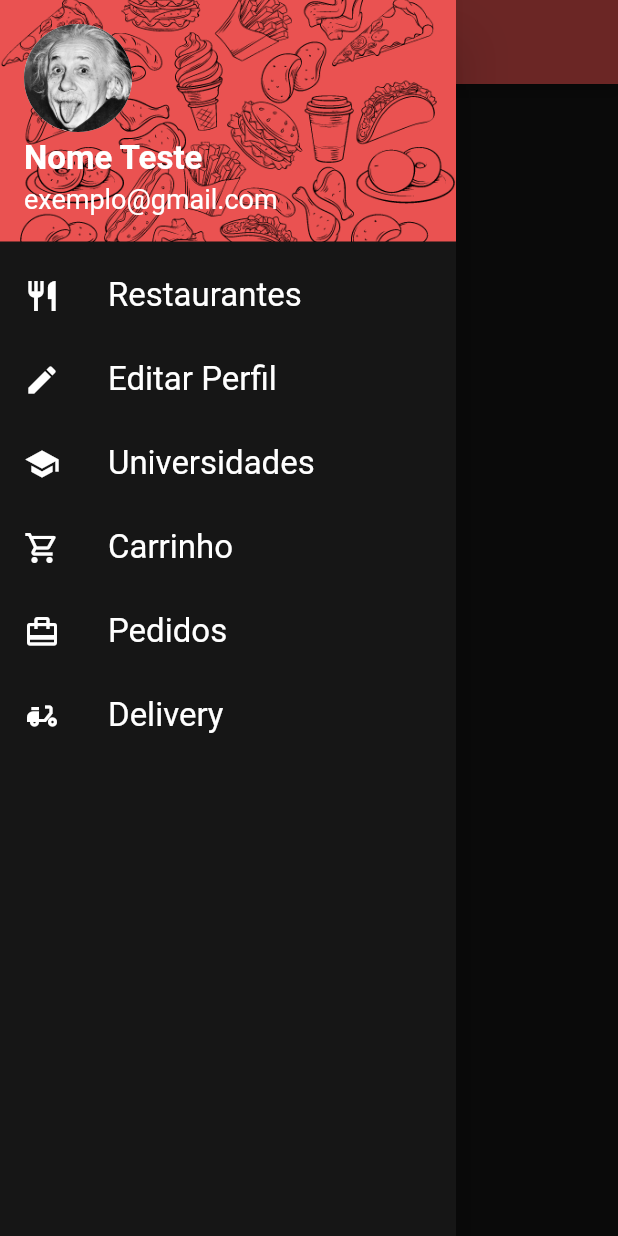
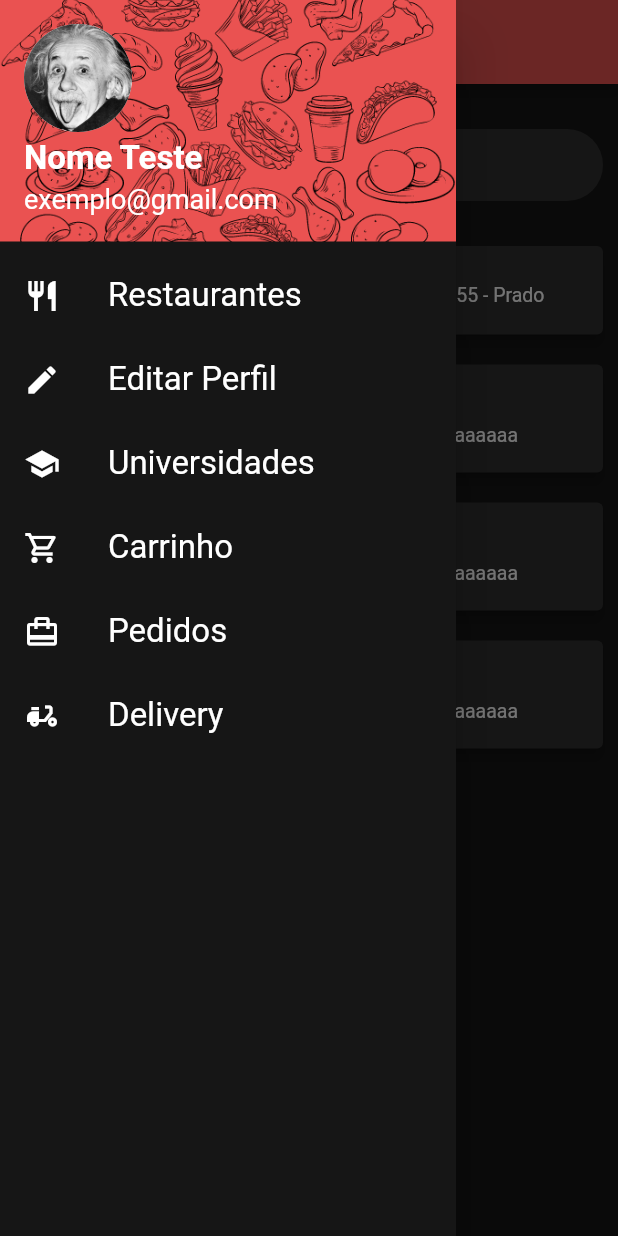
Before and after one commit to AlexCohenDambros/TapTake-Flutter, a Flutter app: the University screen opened directly, with the side drawer open, on a phone screen of 412 x 824 dp. Run offline on Flutter 3.47's test engine with Material 2 defaults, Android fonts, the phone set to English and light mode, and no system bars; our stand-ins replace flutter_rating_bar.

Commit message:
fixing restaurant and university screen

```diff
--- a/lib/Screens/Menu/restaurants.dart
+++ b/lib/Screens/Menu/restaurants.dart
@@ -65,23 +65,23 @@ class MenuScreen extends StatelessWidget {
                   _CardRestaurant(
                       image: "assets/images/logo.png",
                       title: "Restaurante 1",
-                      ratingRes: 3.0),
+                      ratingRes: 4.5),
                   _CardRestaurant(
                       image: "assets/images/logo.png",
                       title: "Restaurante 2",
-                      ratingRes: 3.0),
+                      ratingRes: 4.0),
                   _CardRestaurant(
                       image: "assets/images/logo.png",
                       title: "Restaurante 3",
-                      ratingRes: 3.0),
+                      ratingRes: 5.0),
                   _CardRestaurant(
                       image: "assets/images/logo.png",
                       title: "Restaurante 4",
-                      ratingRes: 3.0),
+                      ratingRes: 3.5),
                   _CardRestaurant(
                       image: "assets/images/logo.png",
                       title: "Restaurante 5",
-                      ratingRes: 3.0),
+                      ratingRes: 2.5),
                   _CardRestaurant(
                       image: "assets/images/logo.png",
                       title: "Restaurante 6",
@@ -182,19 +182,16 @@ class _CardRestaurant extends StatelessWidget {
                     ],
                   ),
                   Center(
-                    child: RatingBar.builder(
-                      itemSize: 18,
-                      initialRating: ratingRes,
-                      minRating: 1,
+                    child: RatingBarIndicator(
+                      itemSize: 20,
+                      rating: ratingRes,
                       direction: Axis.horizontal,
-                      allowHalfRating: true,
                       itemCount: 5,
                       itemPadding: const EdgeInsets.symmetric(horizontal: 4.0),
                       itemBuilder: (context, _) => const Icon(
                         Icons.star,
                         color: Colors.amber,
                       ),
-                      onRatingUpdate: (double value) {},
                     ),
                   )
                 ],
--- a/lib/Screens/Menu/university.dart
+++ b/lib/Screens/Menu/university.dart
@@ -1,10 +1,70 @@
 import 'package:flutter/material.dart';
-import 'package:tap_take/Screens/Menu/components/body.dart';
 import 'package:tap_take/Screens/Menu/components/navbar.dart';
 import 'package:tap_take/constants.dart';
 
-class University extends StatelessWidget {
+class University extends StatefulWidget {
   const University({Key? key}) : super(key: key);
+
+  @override
+  UniversityPageState createState() => UniversityPageState();
+}
+
+class UniversityPageState extends State<University> {
+  // ignore: unused_field
+  final List<Map<String, dynamic>> _allUniversity = [
+    {
+      "id": 1,
+      "name": "PUCPR",
+      "description":
+          "Endereço: R. Imac. Conceição, 1155 - Prado Velho, Curitiba - PR, 80215-901",
+      "image": "assets/images/logo.png"
+    },
+    {
+      "id": 2,
+      "name": "UNICURITIBA",
+      "description": "aaaaaaaaaaaaaaaaaaaaaaaaaaaaaaaaa",
+      "image": "assets/images/logo.png"
+    },
+    {
+      "id": 3,
+      "name": "POSITIVO",
+      "description": "aaaaaaaaaaaaaaaaaaaaaaaaaaaaaaaaa",
+      "image": "assets/images/logo.png"
+    },
+    {
+      "id": 4,
+      "name": "PUCSP",
+      "description": "aaaaaaaaaaaaaaaaaaaaaaaaaaaaaaaaa",
+      "image": "assets/images/logo.png"
+    },
+  ];
+
+  // ignore: unused_field
+  List<Map<String, dynamic>> _foundUniversity = [];
+
+  @override
+  initState() {
+    _foundUniversity = _allUniversity;
+    super.initState();
+  }
+
+  // ignore: unused_element
+  void _runFilter(String enteredKeyword) {
+    List<Map<String, dynamic>> results = [];
+    if (enteredKeyword.isEmpty) {
+      results = _allUniversity;
+    } else {
+      results = _allUniversity
+          .where((user) =>
+              user["name"].toLowerCase().contains(enteredKeyword.toLowerCase()))
+          .toList();
+    }
+
+    // Refresh the UI
+    setState(() {
+      _foundUniversity = results;
+    });
+  }
 
   @override
   Widget build(BuildContext context) {
@@ -14,7 +74,79 @@ class University extends StatelessWidget {
         title: const Text("Universidades"),
         backgroundColor: kPrimaryColor,
       ),
-      body: const Body(),
+      body: Padding(
+        padding: const EdgeInsets.all(10),
+        child: Column(
+          children: [
+            const SizedBox(
+              height: 20,
+            ),
+            TextField(
+              onChanged: (value) => _runFilter(value),
+              style: const TextStyle(color: Colors.white, fontSize: 14),
+              decoration: InputDecoration(
+                  filled: true,
+                  fillColor: Colors.grey[850],
+                  contentPadding: const EdgeInsets.all(0),
+                  prefixIcon: Icon(
+                    Icons.search,
+                    color: Colors.grey.shade500,
+                  ),
+                  border: OutlineInputBorder(
+                    borderRadius: BorderRadius.circular(50),
+                    borderSide: BorderSide.none,
+                  ),
+                  hintStyle:
+                      TextStyle(fontSize: 14, color: Colors.grey.shade500),
+                  hintText: "Buscar universidades"),
+            ),
+            const SizedBox(
+              height: 20,
+            ),
+            Expanded(
+              child: _foundUniversity.isNotEmpty
+                  ? ListView.builder(
+                      itemCount: _foundUniversity.length,
+                      itemBuilder: (context, index) => Card(
+                        key: ValueKey(_foundUniversity[index]["id"]),
+                        color: Colors.grey[850],
+                        elevation: 4,
+                        margin: const EdgeInsets.symmetric(vertical: 10),
+                        child: ListTile(
+                          leading: SizedBox(
+                              height: 70,
+                              width: 70,
+                              child: Image.asset(
+                                  _foundUniversity[index]['image'])),
+                          title: Text(
+                            _foundUniversity[index]['name'],
+                            style: const TextStyle(
+                                fontSize: 18,
+                                color: Colors.white,
+                                fontWeight: FontWeight.bold),
+                          ),
+                          subtitle: Text(
+                            _foundUniversity[index]['description'],
+                            style: const TextStyle(
+                                fontSize: 13,
+                                color: Colors.white,
+                                fontWeight: FontWeight.normal),
+                          ),
+                        ),
+                      ),
+                    )
+                  : const Text(
+                      'Nenhuma Universidade foi encontrada!',
+                      style: TextStyle(
+                          fontSize: 24,
+                          color: Colors.white,
+                          fontWeight: FontWeight.bold),
+                      textAlign: TextAlign.center,
+                    ),
+            ),
+          ],
+        ),
+      ),
     );
   }
 }
--- a/pubspec.yaml
+++ b/pubspec.yaml
@@ -37,6 +37,7 @@ dependencies:
   flutter_svg: ^0.17.4
   flutter_platform_widgets: ^2.0.0
   flutter_rating_bar: ^4.0.1
+  flutter_slidable: ^1.3.0
 
 dev_dependencies:
   flutter_test:
```
Also changed, not shown: pubspec.lock.
